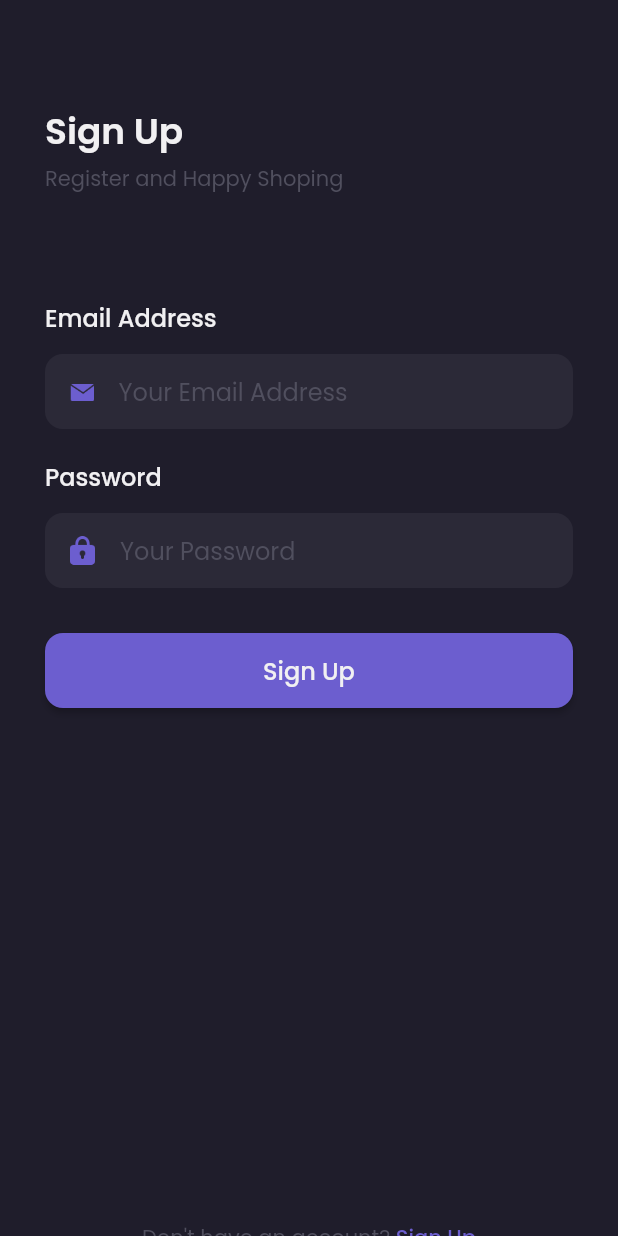
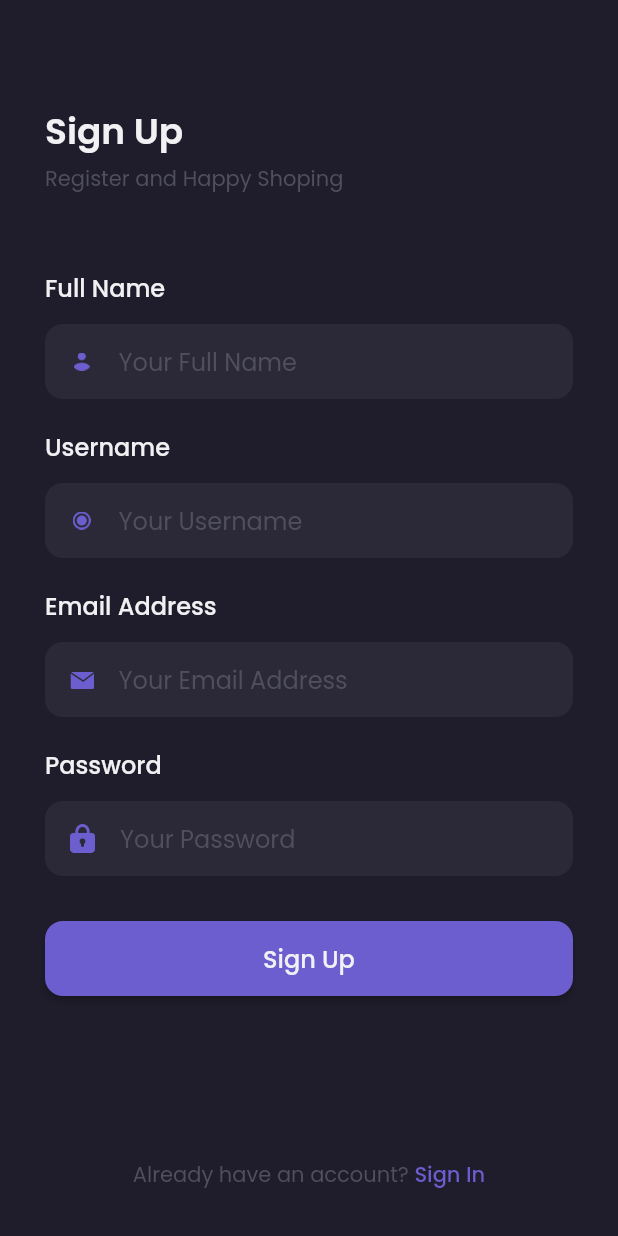
Before and after one commit to fahadhafizdev/shamo_app, a Flutter app: the SignUpPage screen opened by its route, on a phone screen of 412 x 824 dp. Run offline on Flutter 3.47's test engine with Material 2 defaults, Android fonts, the phone set to English and light mode, and no system bars; our stand-ins replace google_fonts.

Commit message:
update slicing ui sign_up_page.dart

```diff
--- a/lib/main.dart
+++ b/lib/main.dart
@@ -18,7 +18,7 @@ class MyApp extends StatelessWidget {
         '/sign-in': (context) => SignInPage(),
         '/sign-up': (context) => SignUpPage(),
       },
-      initialRoute: '/sign-up',
+      initialRoute: '/sign-in',
     );
   }
 }
--- a/lib/ui/page/sign_in_page.dart
+++ b/lib/ui/page/sign_in_page.dart
@@ -165,10 +165,12 @@ class SignInPage extends StatelessWidget {
         ),
       );
       return GestureDetector(
-        onTap: () {},
+        onTap: () {
+          Navigator.pushNamed(context, '/sign-up');
+        },
         child: Container(
           alignment: Alignment.center,
-          margin: EdgeInsets.only(bottom: 30, top: 333),
+          margin: EdgeInsets.only(bottom: 30),
           child: Text.rich(
             TextSpan(
               text: 'Don\'t have an account? ',
@@ -182,17 +184,17 @@ class SignInPage extends StatelessWidget {
 
     return Scaffold(
       backgroundColor: mainColor,
-      body: SingleChildScrollView(
-        child: Column(
+      resizeToAvoidBottomInset: false,
+      body: Column(
         crossAxisAlignment: CrossAxisAlignment.start,
         children: [
           headerTitle(),
           emailInput(),
           passwordInput(),
           buttonSignIn(),
+          Spacer(),
           tagLink(),
         ],
-        ),
       ),
     );
   }
--- a/lib/ui/page/sign_up_page.dart
+++ b/lib/ui/page/sign_up_page.dart
@@ -10,7 +10,7 @@ class SignUpPage extends StatelessWidget {
         margin: EdgeInsets.only(
           left: 30,
           top: 70,
-          bottom: 70,
+          bottom: 50,
         ),
         child: Column(
           mainAxisAlignment: MainAxisAlignment.spaceBetween,
@@ -35,7 +35,7 @@ class SignUpPage extends StatelessWidget {
       );
     }
 
-    Widget buttonSignIn() {
+    Widget buttonSignUp() {
       return Container(
         margin: EdgeInsets.symmetric(
           horizontal: 30,
@@ -53,6 +53,114 @@ class SignUpPage extends StatelessWidget {
               fontSize: 16,
             ),
           ),
+        ),
+      );
+    }
+
+    Widget nameInput() {
+      return Container(
+        margin: EdgeInsets.only(
+          left: 30,
+          right: 30,
+          bottom: 20,
+        ),
+        child: Column(
+          crossAxisAlignment: CrossAxisAlignment.start,
+          children: [
+            Text(
+              'Full Name',
+              style: whiteTextStyle.copyWith(
+                fontWeight: medium,
+                fontSize: 16,
+              ),
+            ),
+            SizedBox(height: 12),
+            Container(
+              height: 50,
+              padding: EdgeInsets.symmetric(
+                horizontal: 16,
+              ),
+              decoration: BoxDecoration(
+                color: darkGreyColor,
+                borderRadius: BorderRadius.circular(12),
+              ),
+              child: Center(
+                child: Row(
+                  children: [
+                    Image.asset(
+                      'assets/images/icon_user.png',
+                      height: 12,
+                      width: 17,
+                    ),
+                    SizedBox(width: 16),
+                    Expanded(
+                      child: TextFormField(
+                        style: whiteTextStyle,
+                        decoration: InputDecoration.collapsed(
+                          hintText: 'Your Full Name',
+                          hintStyle: blackTextStyle,
+                        ),
+                      ),
+                    ),
+                  ],
+                ),
+              ),
+            )
+          ],
+        ),
+      );
+    }
+
+    Widget userNameInput() {
+      return Container(
+        margin: EdgeInsets.only(
+          left: 30,
+          right: 30,
+          bottom: 20,
+        ),
+        child: Column(
+          crossAxisAlignment: CrossAxisAlignment.start,
+          children: [
+            Text(
+              'Username',
+              style: whiteTextStyle.copyWith(
+                fontWeight: medium,
+                fontSize: 16,
+              ),
+            ),
+            SizedBox(height: 12),
+            Container(
+              height: 50,
+              padding: EdgeInsets.symmetric(
+                horizontal: 16,
+              ),
+              decoration: BoxDecoration(
+                color: darkGreyColor,
+                borderRadius: BorderRadius.circular(12),
+              ),
+              child: Center(
+                child: Row(
+                  children: [
+                    Image.asset(
+                      'assets/images/icon_round.png',
+                      height: 12,
+                      width: 17,
+                    ),
+                    SizedBox(width: 16),
+                    Expanded(
+                      child: TextFormField(
+                        style: whiteTextStyle,
+                        decoration: InputDecoration.collapsed(
+                          hintText: 'Your Username',
+                          hintStyle: blackTextStyle,
+                        ),
+                      ),
+                    ),
+                  ],
+                ),
+              ),
+            )
+          ],
         ),
       );
     }
@@ -158,19 +266,21 @@ class SignUpPage extends StatelessWidget {
 
     Widget tagLink() {
       var textSpan = TextSpan(
-        text: 'Sign Up',
+        text: 'Sign In',
         style: purpleTextStyle.copyWith(
           fontWeight: medium,
         ),
       );
       return GestureDetector(
-        onTap: () {},
+        onTap: () {
+          Navigator.pop(context);
+        },
         child: Container(
           alignment: Alignment.center,
-          margin: EdgeInsets.only(bottom: 30, top: 333),
+          margin: EdgeInsets.only(bottom: 30),
           child: Text.rich(
             TextSpan(
-              text: 'Don\'t have an account? ',
+              text: 'Already have an account? ',
               style: blackTextStyle,
               children: [textSpan],
             ),
@@ -181,17 +291,19 @@ class SignUpPage extends StatelessWidget {
 
     return Scaffold(
       backgroundColor: mainColor,
-      body: SingleChildScrollView(
-        child: Column(
+      resizeToAvoidBottomInset: false,
+      body: Column(
         crossAxisAlignment: CrossAxisAlignment.start,
         children: [
           headerTitle(),
+          nameInput(),
+          userNameInput(),
           emailInput(),
           passwordInput(),
-            buttonSignIn(),
+          buttonSignUp(),
+          Spacer(),
           tagLink(),
         ],
-        ),
       ),
     );
   }
```
Lines whose indentation alone changed are shown as unchanged.
